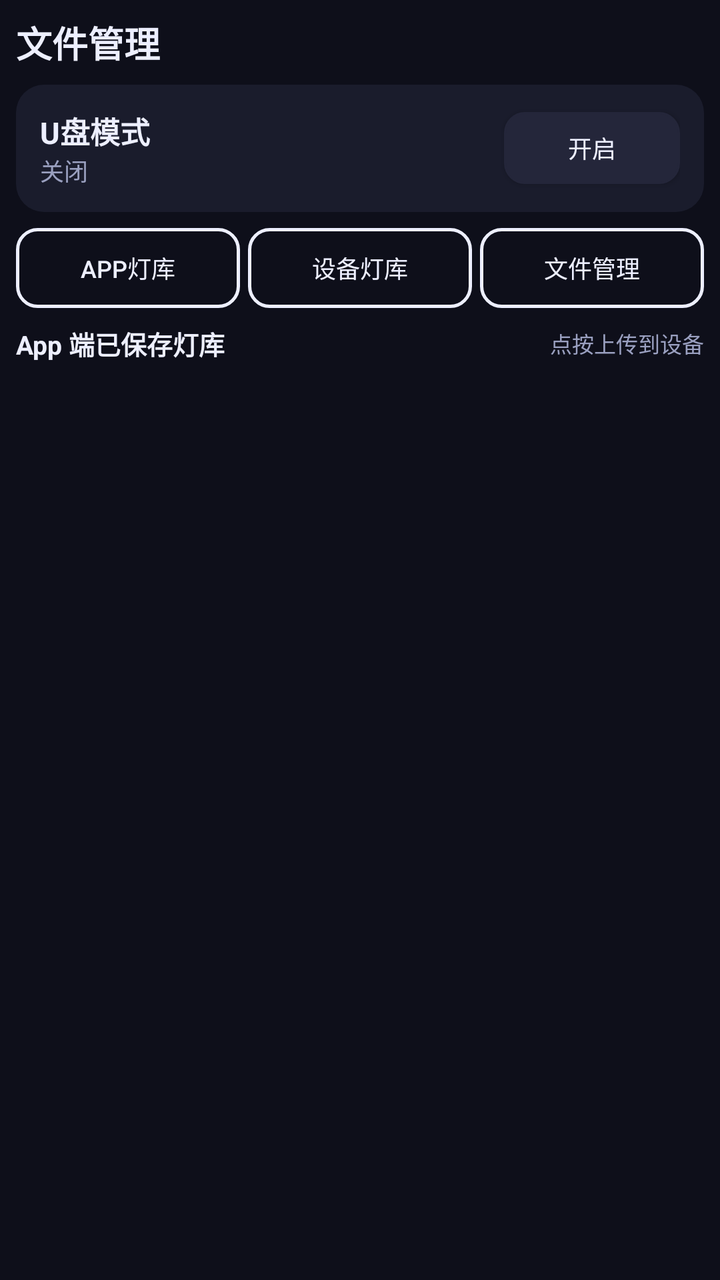
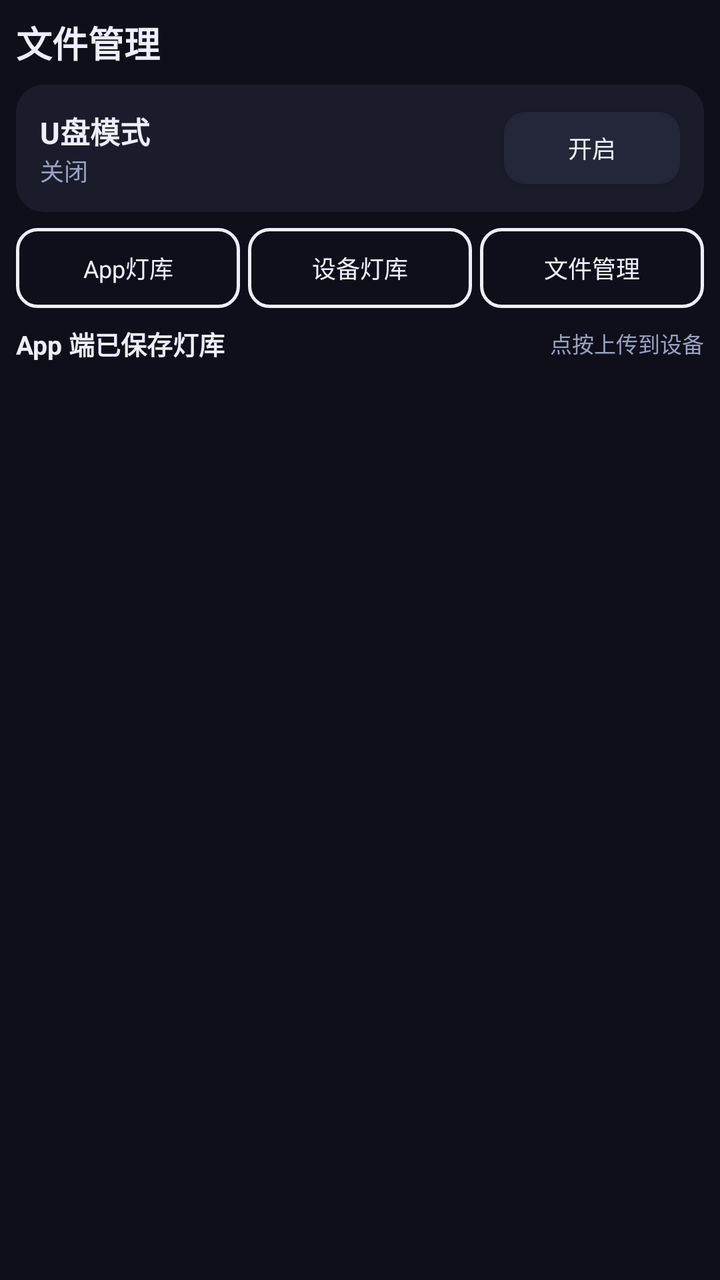

Screens rendered from an Android XML layout before and after an edit, with the pre-edit source and the edit as a unified diff.
<!-- AndroidManifest.xml: application theme Theme.StageDMX -->
<!-- res/layout/page_storage.xml -->
<?xml version="1.0" encoding="utf-8"?>
<LinearLayout xmlns:android="http://schemas.android.com/apk/res/android"
    android:layout_width="match_parent"
    android:layout_height="match_parent"
    android:orientation="vertical"
    android:background="@color/bg"
    android:padding="8dp">

    <TextView
        android:layout_width="match_parent"
        android:layout_height="wrap_content"
        android:text="文件管理"
        android:textColor="@color/text"
        android:textSize="18sp"
        android:textStyle="bold"
        android:paddingBottom="8dp" />

    
    <LinearLayout
        android:layout_width="match_parent"
        android:layout_height="wrap_content"
        android:orientation="horizontal"
        android:gravity="center_vertical"
        android:background="@drawable/bg_card"
        android:padding="12dp"
        android:layout_marginBottom="8dp">
        <LinearLayout
            android:layout_width="0dp"
            android:layout_height="wrap_content"
            android:layout_weight="1"
            android:orientation="vertical">
            <TextView
                android:layout_width="wrap_content"
                android:layout_height="wrap_content"
                android:text="U盘模式"
                android:textColor="@color/text"
                android:textSize="15sp"
                android:textStyle="bold" />
            <TextView
                android:id="@+id/tvMscStatus"
                android:layout_width="wrap_content"
                android:layout_height="wrap_content"
                android:text="关闭"
                android:textColor="@color/textDim"
                android:textSize="12sp" />
        </LinearLayout>
        <Button
            android:id="@+id/swMsc"
            android:layout_width="wrap_content"
            android:layout_height="36dp"
            android:text="开启"
            android:textSize="12sp"
            android:textColor="@color/text"
            android:background="@drawable/bg_pill"
            android:backgroundTint="@null" />
    </LinearLayout>

    
    <LinearLayout
        android:layout_width="match_parent"
        android:layout_height="wrap_content"
        android:orientation="horizontal"
        android:layout_marginBottom="4dp">
        <Button
            android:id="@+id/btnAppLibs"
            android:layout_width="0dp"
            android:layout_weight="1"
            android:layout_height="40dp"
            android:text="App灯库"
            android:textSize="12sp"
            android:textColor="@color/text"
            android:background="@drawable/bg_pill_outline_white"
            android:backgroundTint="@null"
            android:layout_marginEnd="4dp" />
        <Button
            android:id="@+id/btnDeviceLibs"
            android:layout_width="0dp"
            android:layout_weight="1"
            android:layout_height="40dp"
            android:text="设备灯库"
            android:textSize="12sp"
            android:textColor="@color/text"
            android:background="@drawable/bg_pill_outline_white"
            android:backgroundTint="@null"
            android:layout_marginEnd="4dp" />
        <Button
            android:id="@+id/btnFileMgr"
            android:layout_width="0dp"
            android:layout_weight="1"
            android:layout_height="40dp"
            android:text="文件管理"
            android:textSize="12sp"
            android:textColor="@color/text"
            android:background="@drawable/bg_pill_outline_white"
            android:backgroundTint="@null" />
    </LinearLayout>

    
    <Button
        android:id="@+id/btnNewFolder"
        style="@style/Widget.Material3.Button.OutlinedButton"
        android:layout_width="match_parent"
        android:layout_height="36dp"
        android:text="＋ 新建文件夹"
        android:textSize="12sp"
        android:visibility="gone" />

    
    <LinearLayout
        android:layout_width="match_parent"
        android:layout_height="wrap_content"
        android:orientation="horizontal"
        android:gravity="center_vertical"
        android:paddingVertical="4dp">
        <TextView
            android:id="@+id/tvListTitle"
            android:layout_width="0dp"
            android:layout_weight="1"
            android:layout_height="wrap_content"
            android:text="App 端已保存灯库"
            android:textColor="@color/text"
            android:textSize="13sp"
            android:textStyle="bold" />
        <Button
            android:id="@+id/btnGoUp"
            android:layout_width="wrap_content"
            android:layout_height="32dp"
            android:insetTop="0dp"
            android:insetBottom="0dp"
            android:paddingTop="0dp"
            android:paddingBottom="0dp"
            android:includeFontPadding="false"
            android:text="⬆ 上级"
            android:textSize="11sp"
            android:textColor="@color/text"
            android:background="@drawable/bg_pill"
            android:backgroundTint="@null"
            android:visibility="gone"
            android:layout_marginEnd="8dp" />
        <TextView
            android:id="@+id/tvListHint"
            android:layout_width="wrap_content"
            android:layout_height="wrap_content"
            android:text="点按上传到设备"
            android:textColor="@color/textDim"
            android:textSize="11sp" />
    </LinearLayout>

    <androidx.recyclerview.widget.RecyclerView
        android:id="@+id/rvFileList"
        android:layout_width="match_parent"
        android:layout_height="0dp"
        android:layout_weight="1" />
</LinearLayout>
<!-- resources referenced by this layout -->
<resources>
  <color name="bg">#0E0F1A</color>
  <color name="text">#EDEFFF</color>
  <color name="textDim">#9AA0C0</color>
  <!-- drawable bg_card (drawable) -->
  <?xml version="1.0" encoding="utf-8"?>
  <shape xmlns:android="http://schemas.android.com/apk/res/android" android:shape="rectangle">
      <solid android:color="@color/surface" />
      <corners android:radius="14dp" />
  </shape>
  <!-- drawable bg_pill (drawable) -->
  <?xml version="1.0" encoding="utf-8"?>
  <shape xmlns:android="http://schemas.android.com/apk/res/android" android:shape="rectangle">
      <solid android:color="@color/surface2" />
      <corners android:radius="10dp" />
      <stroke android:width="1dp" android:color="@color/surface2" />
  </shape>
  <!-- drawable bg_pill_outline_white (drawable) -->
  <?xml version="1.0" encoding="utf-8"?>
  <shape xmlns:android="http://schemas.android.com/apk/res/android" android:shape="rectangle">
      <solid android:color="@android:color/transparent" />
      <corners android:radius="10dp" />
      <stroke android:width="1.5dp" android:color="@color/text" />
  </shape>
  <style name="Theme.StageDMX" parent="Theme.Material3.Dark.NoActionBar">
          <item name="colorPrimary">@color/accent</item>
          <item name="colorOnPrimary">#FFFFFF</item>
          <item name="colorSecondary">@color/accent2</item>
          <item name="android:colorBackground">@color/bg</item>
          <item name="colorSurface">@color/surface</item>
          <item name="android:windowLightStatusBar">false</item>
          <item name="android:statusBarColor">@color/bg</item>
          <item name="android:navigationBarColor">@color/bg</item>
          <item name="alertDialogTheme">@style/AppDialogTheme</item>
      </style>
  <color name="surface">#1A1C2C</color>
  <color name="surface2">#24263A</color>
  <color name="accent">#5B8CFF</color>
  <color name="accent2">#FF5B8C</color>
  <style name="AppDialogTheme" parent="Theme.Material3.Dark.Dialog.Alert">
          <item name="colorPrimary">@color/accent</item>
          <item name="colorSurface">@color/surface</item>
          <item name="colorOnSurface">@color/text</item>
          <item name="android:colorBackground">@color/surface</item>
          <item name="colorOnSurfaceVariant">@color/textDim</item>
      </style>
</resources>

<!-- the commit's change to res/layout/page_storage.xml (unified diff, before → after) -->
@@ -61,7 +61,7 @@
         android:layout_height="wrap_content"
         android:orientation="horizontal"
         android:layout_marginBottom="4dp">
-        <Button
+        <TextView
             android:id="@+id/btnAppLibs"
             android:layout_width="0dp"
             android:layout_weight="1"
@@ -69,10 +69,12 @@
             android:text="App灯库"
             android:textSize="12sp"
             android:textColor="@color/text"
+            android:gravity="center"
+            android:clickable="true"
+            android:focusable="true"
             android:background="@drawable/bg_pill_outline_white"
-            android:backgroundTint="@null"
             android:layout_marginEnd="4dp" />
-        <Button
+        <TextView
             android:id="@+id/btnDeviceLibs"
             android:layout_width="0dp"
             android:layout_weight="1"
@@ -80,10 +82,12 @@
             android:text="设备灯库"
             android:textSize="12sp"
             android:textColor="@color/text"
+            android:gravity="center"
+            android:clickable="true"
+            android:focusable="true"
             android:background="@drawable/bg_pill_outline_white"
-            android:backgroundTint="@null"
             android:layout_marginEnd="4dp" />
-        <Button
+        <TextView
             android:id="@+id/btnFileMgr"
             android:layout_width="0dp"
             android:layout_weight="1"
@@ -91,8 +95,10 @@
             android:text="文件管理"
             android:textSize="12sp"
             android:textColor="@color/text"
-            android:background="@drawable/bg_pill_outline_white"
-            android:backgroundTint="@null" />
+            android:gravity="center"
+            android:clickable="true"
+            android:focusable="true"
+            android:background="@drawable/bg_pill_outline_white" />
     </LinearLayout>
 
     
